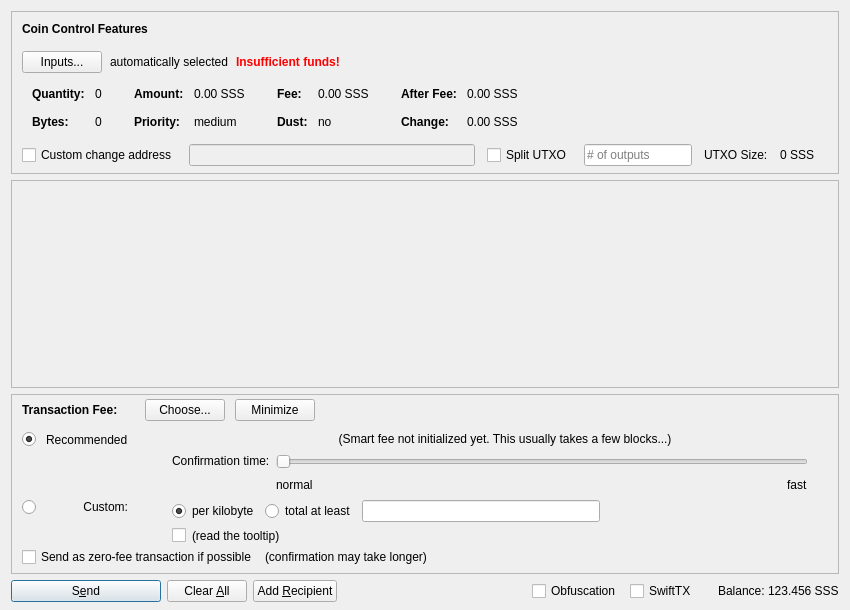
Above: src/qt/forms/sendcoinsdialog.ui from 1776Token/1776 before the change. Below: the same form after it.
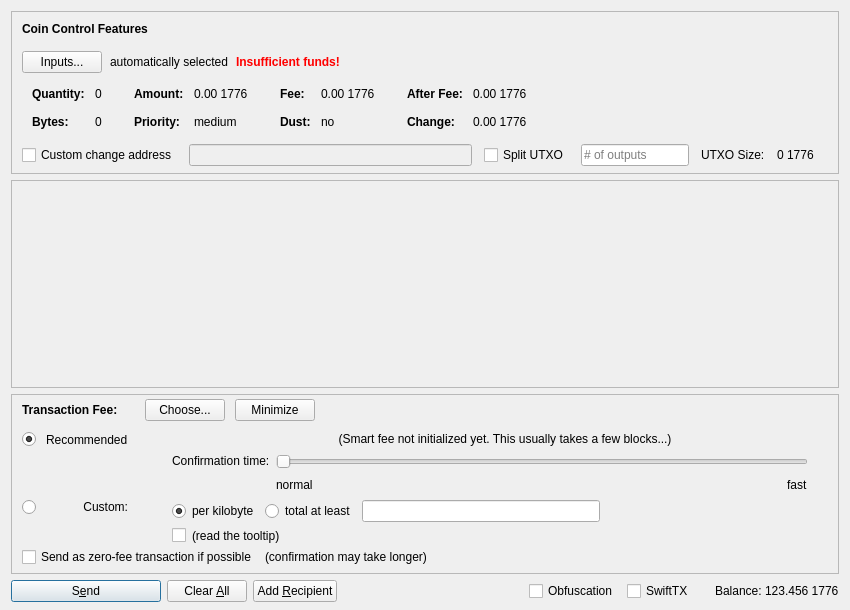
That is the form after the change. Icons and pictures are not drawn. Custom widgets are drawn as their Qt base class.

What changed in the file:
```diff
--- a/src/qt/forms/sendcoinsdialog.ui
+++ b/src/qt/forms/sendcoinsdialog.ui
@@ -324,7 +324,7 @@
                   <enum>Qt::ActionsContextMenu</enum>
                  </property>
                  <property name="text">
-                  <string notr="true">0.00 SSS</string>
+                  <string notr="true">0.00 1776</string>
                  </property>
                  <property name="textInteractionFlags">
                   <set>Qt::LinksAccessibleByMouse|Qt::TextSelectableByKeyboard|Qt::TextSelectableByMouse</set>
@@ -404,7 +404,7 @@
                   <enum>Qt::ActionsContextMenu</enum>
                  </property>
                  <property name="text">
-                  <string notr="true">0.00 SSS</string>
+                  <string notr="true">0.00 1776</string>
                  </property>
                  <property name="textInteractionFlags">
                   <set>Qt::LinksAccessibleByMouse|Qt::TextSelectableByKeyboard|Qt::TextSelectableByMouse</set>
@@ -484,7 +484,7 @@
                   <enum>Qt::ActionsContextMenu</enum>
                  </property>
                  <property name="text">
-                  <string notr="true">0.00 SSS</string>
+                  <string notr="true">0.00 1776</string>
                  </property>
                  <property name="textInteractionFlags">
                   <set>Qt::LinksAccessibleByMouse|Qt::TextSelectableByKeyboard|Qt::TextSelectableByMouse</set>
@@ -513,7 +513,7 @@
                   <enum>Qt::ActionsContextMenu</enum>
                  </property>
                  <property name="text">
-                  <string notr="true">0.00 SSS</string>
+                  <string notr="true">0.00 1776</string>
                  </property>
                  <property name="textInteractionFlags">
                   <set>Qt::LinksAccessibleByMouse|Qt::TextSelectableByKeyboard|Qt::TextSelectableByMouse</set>
@@ -594,7 +594,7 @@
           <item>
            <widget class="QLabel" name="labelBlockSize">
             <property name="text">
-             <string>0 SSS</string>
+             <string>0 1776</string>
             </property>
            </widget>
           </item>
@@ -1435,7 +1435,7 @@
           <cursorShape>IBeamCursor</cursorShape>
          </property>
          <property name="text">
-          <string notr="true">123.456 SSS</string>
+          <string notr="true">123.456 1776</string>
          </property>
          <property name="textInteractionFlags">
           <set>Qt::LinksAccessibleByMouse|Qt::TextSelectableByKeyboard|Qt::TextSelectableByMouse</set>
```
Left out of the diff: 16 changed lines with no effect on the pictures.
